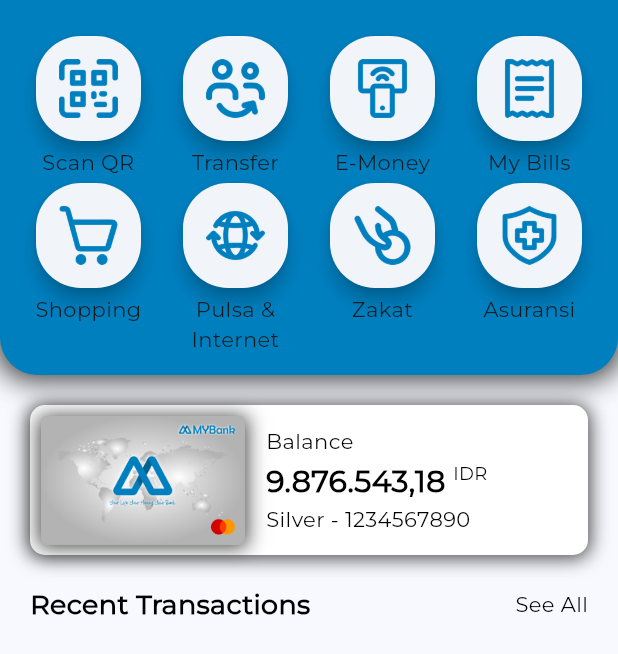
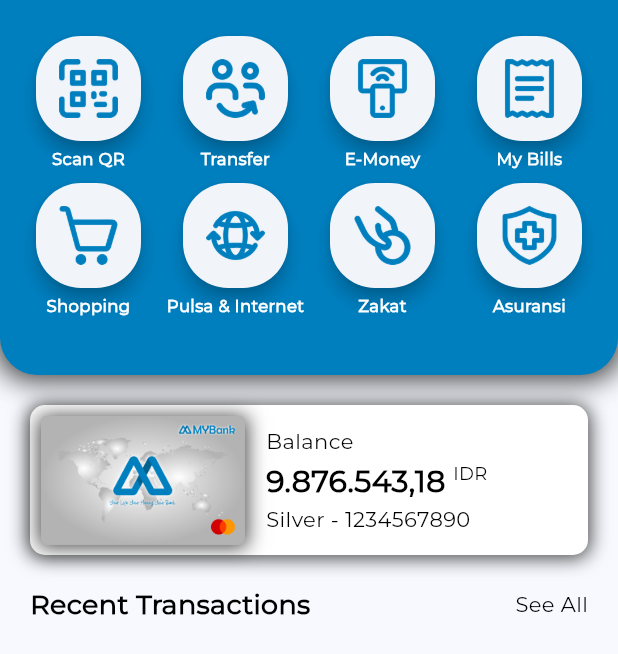
Before and after one commit to fadliaziz21/mybank_app, a Flutter app: the DashboardHomePage screen opened directly, on a phone screen of 412 x 824 dp. Shown: the top 654 px of the screen. Run offline on Flutter 3.47's test engine with Material 2 defaults, Android fonts, the phone set to English and light mode, and no system bars; our stand-ins replace smooth_page_indicator.

Commit message:
add new TextStyle

```diff
--- a/lib/constans/styles.dart
+++ b/lib/constans/styles.dart
@@ -78,7 +78,7 @@ class FontStyles {
   static const TextStyle textDark12 = TextStyle(
     fontFamily: FontFamily.montserrat,
     fontSize: 12,
-    fontStyle: FontStyle.normal,
+    fontWeight: FontWeight.normal,
     color: AppColors.darkColor,
   );
 
@@ -113,6 +113,12 @@ class FontStyles {
     color: AppColors.darkColor,
   );
 
+  static const TextStyle textWhite11bold = TextStyle(
+    fontFamily: FontFamily.montserrat,
+    fontSize: 11,
+    fontWeight: FontWeight.bold,
+    color: AppColors.whiteColor,
+  );
   static const TextStyle textWhite16 = TextStyle(
     fontFamily: FontFamily.montserrat,
     fontSize: 16,
```
